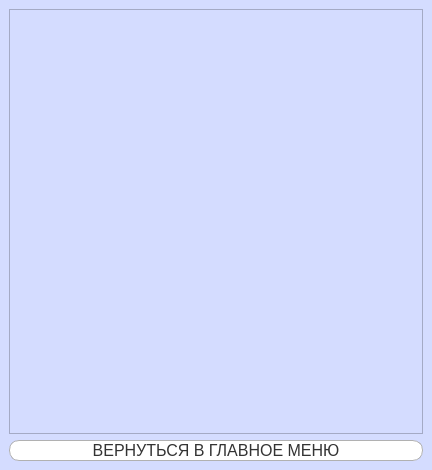
The window that rating.ui (nikulb855/fillwords) describes before a commit, drawn with Qt 5.
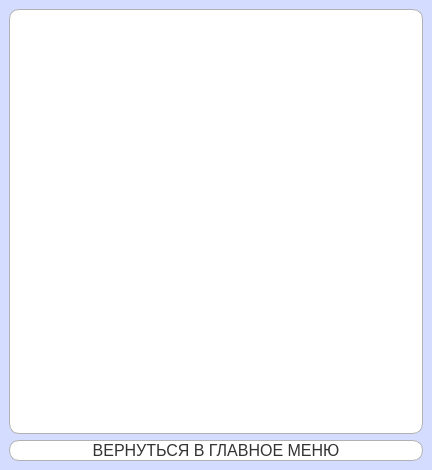
The same window after the commit.

```diff
--- a/rating.ui
+++ b/rating.ui
@@ -114,9 +114,12 @@
 border: 1px solid #b1b1b1;
 }
 
-QTextEdit {
-    text-align: center;
-}</string>
+QTextEdit{
+background-color: white;
+border-radius: 10px;
+border: 1px solid #b1b1b1;
+}
+</string>
    </property>
    <layout class="QVBoxLayout" name="verticalLayout_2">
     <item>
@@ -126,6 +129,15 @@
         <pointsize>15</pointsize>
        </font>
       </property>
+      <property name="styleSheet">
+       <string notr="true">
+QTextEdit{
+background-color: white;
+border-radius: 10px;
+border: 1px solid #b1b1b1;
+}
+</string>
+      </property>
       <property name="html">
        <string>&lt;!DOCTYPE HTML PUBLIC &quot;-//W3C//DTD HTML 4.0//EN&quot; &quot;http://www.w3.org/TR/REC-html40/strict.dtd&quot;&gt;
 &lt;html&gt;&lt;head&gt;&lt;meta name=&quot;qrichtext&quot; content=&quot;1&quot; /&gt;&lt;style type=&quot;text/css&quot;&gt;
```
